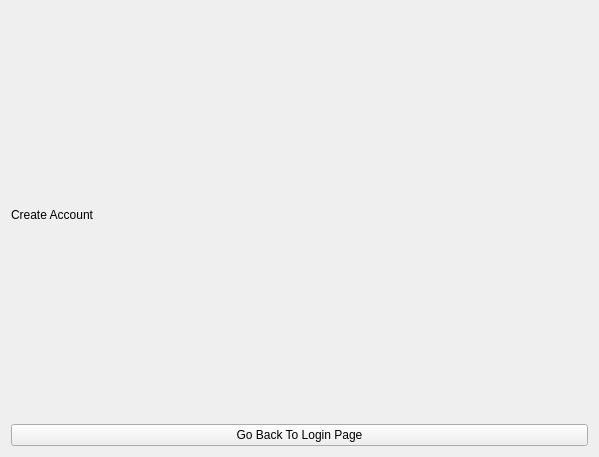
SahisN/PasswordManager, file createaccount.ui: the form before one commit.
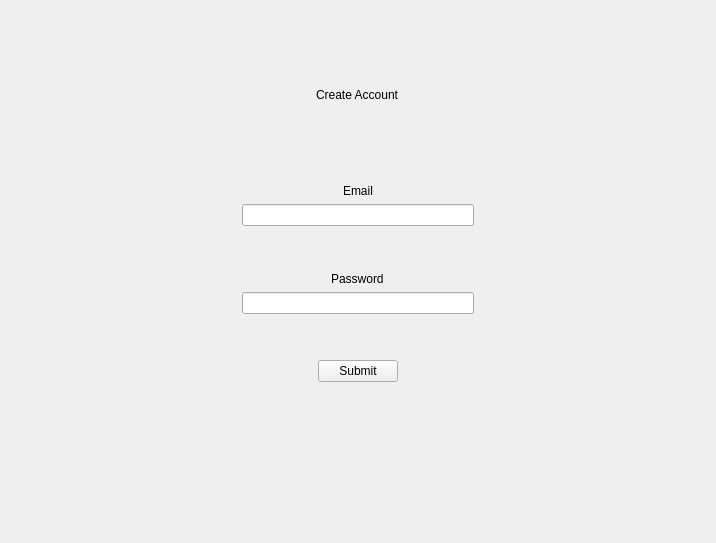
The form after the commit.

The edit to the form file:
```diff
--- a/createaccount.ui
+++ b/createaccount.ui
@@ -6,17 +6,30 @@
    <rect>
     <x>0</x>
     <y>0</y>
-    <width>599</width>
-    <height>457</height>
+    <width>716</width>
+    <height>543</height>
    </rect>
   </property>
   <property name="windowTitle">
    <string>Form</string>
   </property>
-  <layout class="QVBoxLayout" name="verticalLayout_2">
+  <layout class="QVBoxLayout" name="verticalLayout">
    <item>
-    <layout class="QVBoxLayout" name="verticalLayout">
+    <layout class="QVBoxLayout" name="verticalLayout_6">
      <item>
+      <spacer name="verticalSpacer_2">
+       <property name="orientation">
+        <enum>Qt::Orientation::Vertical</enum>
+       </property>
+       <property name="sizeHint" stdset="0">
+        <size>
+         <width>20</width>
+         <height>40</height>
+        </size>
+       </property>
+      </spacer>
+     </item>
+     <item alignment="Qt::AlignmentFlag::AlignHCenter">
       <widget class="QLabel" name="label">
        <property name="text">
         <string>Create Account</string>
@@ -24,14 +37,157 @@
       </widget>
      </item>
      <item>
-      <widget class="QPushButton" name="pushButton">
-       <property name="text">
-        <string>Go Back To Login Page</string>
+      <spacer name="verticalSpacer_10">
+       <property name="orientation">
+        <enum>Qt::Orientation::Vertical</enum>
        </property>
-      </widget>
+       <property name="sizeHint" stdset="0">
+        <size>
+         <width>20</width>
+         <height>40</height>
+        </size>
+       </property>
+      </spacer>
+     </item>
+     <item>
+      <layout class="QVBoxLayout" name="verticalLayout_7">
+       <item alignment="Qt::AlignmentFlag::AlignHCenter|Qt::AlignmentFlag::AlignBottom">
+        <widget class="QLabel" name="label_6">
+         <property name="text">
+          <string>Email</string>
+         </property>
+        </widget>
+       </item>
+       <item>
+        <layout class="QHBoxLayout" name="horizontalLayout_5">
+         <item>
+          <spacer name="horizontalSpacer_9">
+           <property name="orientation">
+            <enum>Qt::Orientation::Horizontal</enum>
+           </property>
+           <property name="sizeHint" stdset="0">
+            <size>
+             <width>40</width>
+             <height>20</height>
+            </size>
+           </property>
+          </spacer>
+         </item>
+         <item>
+          <widget class="QLineEdit" name="lineEdit_5"/>
+         </item>
+         <item>
+          <spacer name="horizontalSpacer_10">
+           <property name="orientation">
+            <enum>Qt::Orientation::Horizontal</enum>
+           </property>
+           <property name="sizeHint" stdset="0">
+            <size>
+             <width>40</width>
+             <height>20</height>
+            </size>
+           </property>
+          </spacer>
+         </item>
+        </layout>
+       </item>
+       <item>
+        <spacer name="verticalSpacer_8">
+         <property name="orientation">
+          <enum>Qt::Orientation::Vertical</enum>
+         </property>
+         <property name="sizeHint" stdset="0">
+          <size>
+           <width>20</width>
+           <height>40</height>
+          </size>
+         </property>
+        </spacer>
+       </item>
+       <item alignment="Qt::AlignmentFlag::AlignHCenter|Qt::AlignmentFlag::AlignBottom">
+        <widget class="QLabel" name="label_7">
+         <property name="text">
+          <string>Password</string>
+         </property>
+        </widget>
+       </item>
+       <item>
+        <layout class="QHBoxLayout" name="horizontalLayout_6">
+         <item>
+          <spacer name="horizontalSpacer_11">
+           <property name="orientation">
+            <enum>Qt::Orientation::Horizontal</enum>
+           </property>
+           <property name="sizeHint" stdset="0">
+            <size>
+             <width>40</width>
+             <height>20</height>
+            </size>
+           </property>
+          </spacer>
+         </item>
+         <item>
+          <widget class="QLineEdit" name="lineEdit_6">
+           <property name="readOnly">
+            <bool>false</bool>
+           </property>
+          </widget>
+         </item>
+         <item>
+          <spacer name="horizontalSpacer_12">
+           <property name="orientation">
+            <enum>Qt::Orientation::Horizontal</enum>
+           </property>
+           <property name="sizeHint" stdset="0">
+            <size>
+             <width>40</width>
+             <height>20</height>
+            </size>
+           </property>
+          </spacer>
+         </item>
+        </layout>
+       </item>
+       <item>
+        <spacer name="verticalSpacer_9">
+         <property name="orientation">
+          <enum>Qt::Orientation::Vertical</enum>
+         </property>
+         <property name="sizeHint" stdset="0">
+          <size>
+           <width>20</width>
+           <height>40</height>
+          </size>
+         </property>
+        </spacer>
+       </item>
+       <item alignment="Qt::AlignmentFlag::AlignHCenter|Qt::AlignmentFlag::AlignTop">
+        <widget class="QPushButton" name="pushButton_3">
+         <property name="text">
+          <string>Submit</string>
+         </property>
+        </widget>
+       </item>
+      </layout>
      </item>
     </layout>
    </item>
+   <item>
+    <spacer name="verticalSpacer">
+     <property name="orientation">
+      <enum>Qt::Orientation::Vertical</enum>
+     </property>
+     <property name="sizeType">
+      <enum>QSizePolicy::Policy::Fixed</enum>
+     </property>
+     <property name="sizeHint" stdset="0">
+      <size>
+       <width>20</width>
+       <height>150</height>
+      </size>
+     </property>
+    </spacer>
+   </item>
   </layout>
  </widget>
  <resources/>
```
